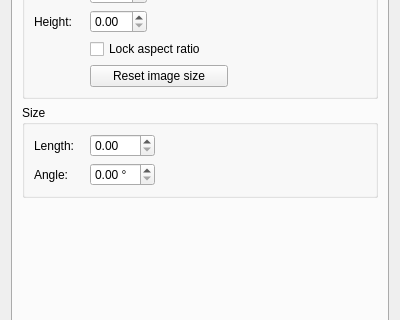
jimevins/glabels-qt, file glabels/ui/ObjectEditor.ui: the form before one commit; both pictures show x 0 to 400 and y 217 to 537 of the 400 by 853 pixel window.
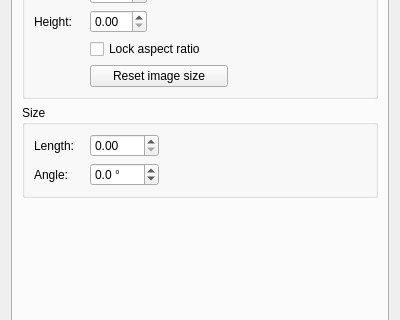
The form after the commit. Icons and pictures are not drawn. Custom widgets are drawn as their Qt base class.

Commit message: Added line object implementation.

Diff of the .ui file:
```diff
--- a/glabels/ui/ObjectEditor.ui
+++ b/glabels/ui/ObjectEditor.ui
@@ -1253,6 +1253,18 @@
                 <property name="suffix">
                  <string notr="true"> °</string>
                 </property>
+                <property name="decimals">
+                 <number>1</number>
+                </property>
+                <property name="minimum">
+                 <double>-180.000000000000000</double>
+                </property>
+                <property name="maximum">
+                 <double>180.000000000000000</double>
+                </property>
+                <property name="singleStep">
+                 <double>0.100000000000000</double>
+                </property>
                </widget>
               </item>
              </layout>
```
Left out of the diff: 71 changed lines with no effect on the pictures. The commit also changes 10 other files.
